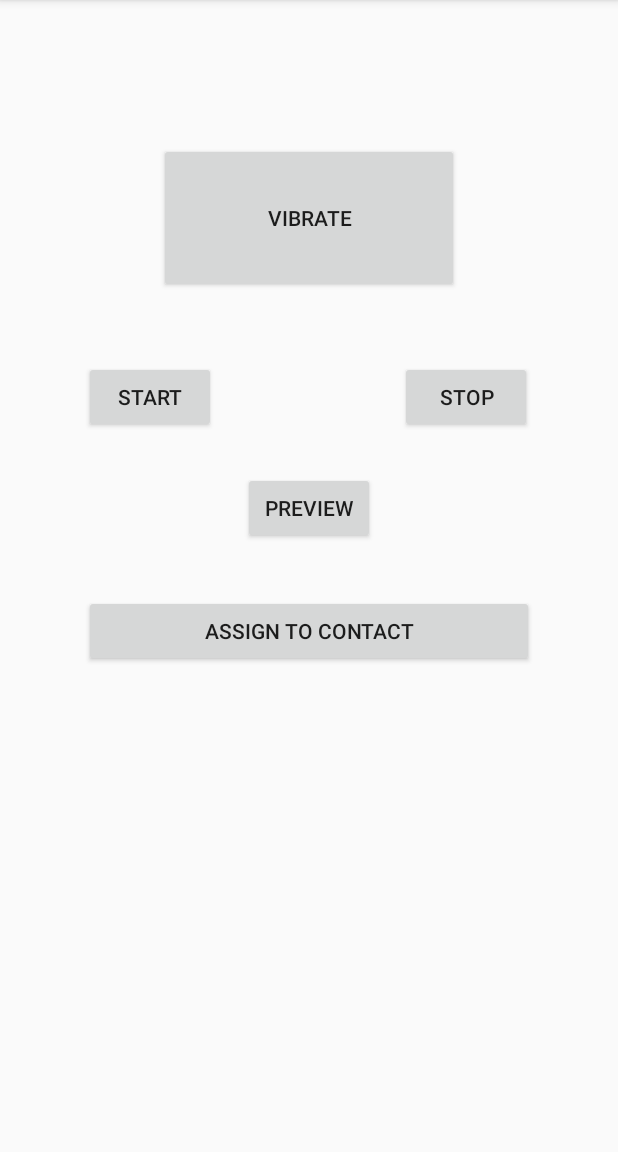
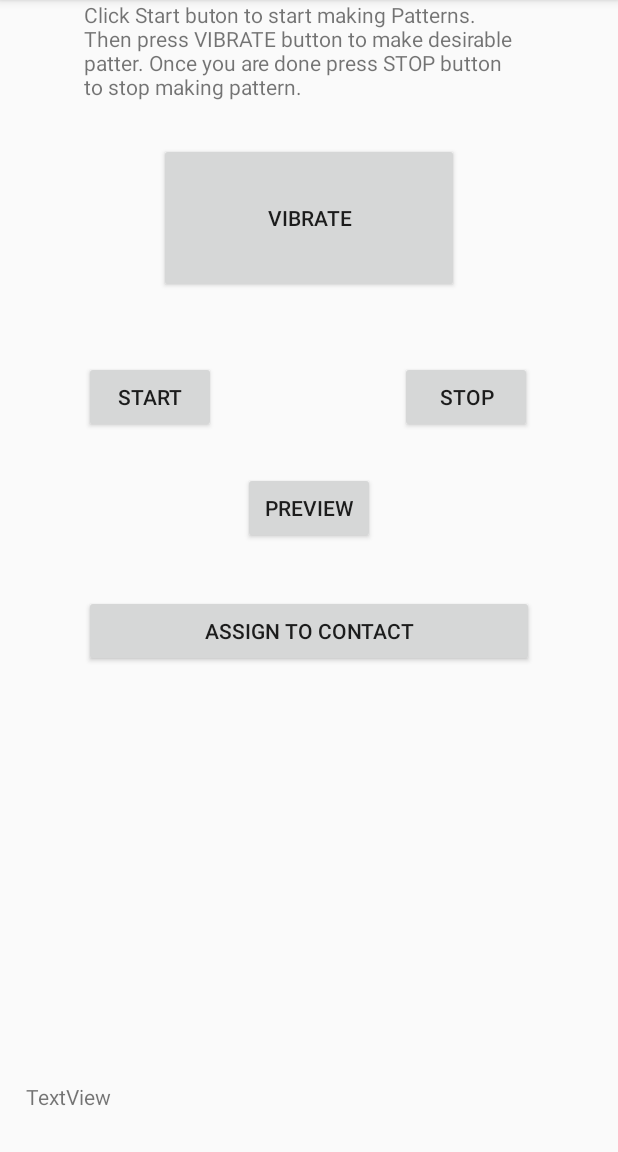
Before and after one commit to Jereakom/Project-Studies-3, an Android app: the screen it shows after launch (VibrationActivity), after a tap on "MAKE VIBRATION PATTERN", on a phone screen of 412 x 824 dp, the part 84-1236 px from its top. Run offline under Robolectric (Android 15) with nearby library versions, the phone set to English and light mode, and no system bars; 1 other tap on this screen came first.

Commit message:
exit button implemented may have minor change to vibration

```diff
--- a/app/src/main/java/group1/oamk/ringo/MainActivity.java
+++ b/app/src/main/java/group1/oamk/ringo/MainActivity.java
@@ -23,6 +23,20 @@ public class MainActivity extends AppCompatActivity {
             }
         });
 
+
+
+        Button btn_exit = (Button) findViewById(R.id.exit_button);
+        btn_exit.setOnClickListener(new View.OnClickListener() {
+
+            @Override
+            public void onClick(View v) {
+                // TODO Auto-generated method stub
+                finish();
+                System.exit(0);
+                TextView testy = (TextView)findViewById(R.id.test);
+                testy.setText("Exit");
+            }
+        });
     }
 
     public void testThis(View view) {
@@ -40,4 +54,6 @@ public class MainActivity extends AppCompatActivity {
 
     }
 
+
+
 }
--- a/app/src/main/java/group1/oamk/ringo/VibrationActivity.java
+++ b/app/src/main/java/group1/oamk/ringo/VibrationActivity.java
@@ -10,23 +10,47 @@ import android.view.MotionEvent;
 import android.view.View;
 import android.widget.Button;
 import android.widget.TextView;
+import android.widget.Toast;
 
 public  class VibrationActivity extends AppCompatActivity {
-    Button btn;
+    Button btn_vibrate, btn_preview;
     TextView txt;
 
     @Override
     protected void onCreate(Bundle savedInstanceState) {
         super.onCreate(savedInstanceState);
         setContentView(R.layout.create_vibration_layout);
+        create_vibration_pattern();
+        preview_vibtation();
+    }
 
-        btn = (Button) findViewById(R.id.vibrate_button);
+    private void preview_vibtation() {
+
+        btn_preview =(Button) findViewById(R.id.preview_button);
+        txt = (TextView) findViewById(R.id.txt);
+        btn_preview.setOnClickListener(new View.OnClickListener() {
+
+            @Override
+            public void onClick(View view) {
+                Vibrator v = (Vibrator) getSystemService(Context.VIBRATOR_SERVICE);
+
+                long[] pattern = {0, 1000, 1000, 300, 200, 100, 500, 200, 100};
+
+                // The '-1' here means to vibrate once, as '-1' is out of bounds in the pattern array
+                v.vibrate(pattern, -1);
+                txt.setText(""+pattern[3]+"");
+            }
+        });
+    }
+
+    private void create_vibration_pattern() {
+        btn_vibrate = (Button) findViewById(R.id.vibrate_button);
 
         final Vibrator vibrator;
 
         vibrator = (Vibrator) getSystemService(MainActivity.VIBRATOR_SERVICE);
 
-        btn.setOnTouchListener(new View.OnTouchListener() {
+        btn_vibrate.setOnTouchListener(new View.OnTouchListener() {
 
             @Override
             public boolean onTouch(View v, MotionEvent event) {
@@ -45,6 +69,7 @@ public  class VibrationActivity extends AppCompatActivity {
 
 
         });
+    }
 
-    }
+
 }
--- a/app/src/main/res/layout/activity_main.xml
+++ b/app/src/main/res/layout/activity_main.xml
@@ -72,7 +72,7 @@
         android:text="Exit"
         android:layout_width="wrap_content"
         android:layout_height="wrap_content"
-        android:id="@+id/button"
+        android:id="@+id/exit_button"
         android:layout_below="@+id/button6"
         android:layout_alignRight="@+id/button3"
         android:layout_alignEnd="@+id/button3"
--- a/app/src/main/res/layout/create_vibration_layout.xml
+++ b/app/src/main/res/layout/create_vibration_layout.xml
@@ -6,6 +6,32 @@
     <RelativeLayout
         android:layout_width="match_parent"
         android:layout_height="match_parent">
+
+        <RelativeLayout
+            android:layout_width="match_parent"
+            android:layout_height="match_parent">
+
+            <TextView
+                android:text="TextView"
+                android:layout_width="wrap_content"
+                android:layout_height="wrap_content"
+                android:layout_alignParentBottom="true"
+                android:layout_alignParentLeft="true"
+                android:layout_alignParentStart="true"
+                android:layout_marginLeft="17dp"
+                android:layout_marginStart="17dp"
+                android:layout_marginBottom="27dp"
+                android:id="@+id/txt" />
+        </RelativeLayout>
+
+        <Button
+            android:text="Vibrate"
+            android:layout_width="200dp"
+            android:layout_height="100dp"
+            android:id="@+id/vibrate_button"
+            android:layout_marginTop="95dp"
+            android:layout_alignParentTop="true"
+            android:layout_centerHorizontal="true" />
 
         <Button
             android:text="Start"
@@ -32,20 +58,11 @@
             android:layout_marginEnd="57dp" />
 
         <Button
-            android:text="Vibrate"
-            android:layout_width="200dp"
-            android:layout_height="100dp"
-            android:id="@+id/vibrate_button"
-            android:layout_marginTop="95dp"
-            android:layout_alignParentTop="true"
-            android:layout_centerHorizontal="true" />
-
-        <Button
             android:text="Preview"
             android:layout_width="wrap_content"
             android:layout_height="wrap_content"
             android:layout_marginTop="26dp"
-            android:id="@+id/play_button"
+            android:id="@+id/preview_button"
             android:layout_below="@+id/end_button"
             android:layout_centerHorizontal="true" />
 
@@ -55,13 +72,17 @@
             android:layout_height="wrap_content"
             android:layout_marginTop="34dp"
             android:id="@+id/assign_button"
-            android:layout_below="@+id/play_button"
+            android:layout_below="@+id/preview_button"
             android:layout_centerHorizontal="true" />
-    </RelativeLayout>
 
-    <RelativeLayout
-        android:layout_width="match_parent"
-        android:layout_height="match_parent">
+        <TextView
+            android:text="Click Start buton to start making Patterns. Then press VIBRATE button to make desirable patter. Once you are done press STOP button to stop making pattern."
+            android:id="@+id/textView"
+            android:layout_width="291dp"
+            android:layout_height="wrap_content"
+            android:layout_alignParentTop="true"
+            android:layout_alignLeft="@+id/assign_button"
+            android:layout_alignStart="@+id/assign_button" />
 
     </RelativeLayout>
 
```
